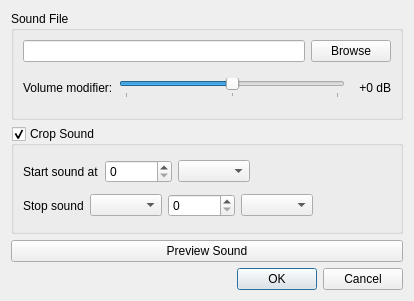
The window that src/soundsettings_qt.ui (MGraefe/RP-Soundboard) describes before a commit, drawn with Qt 5.
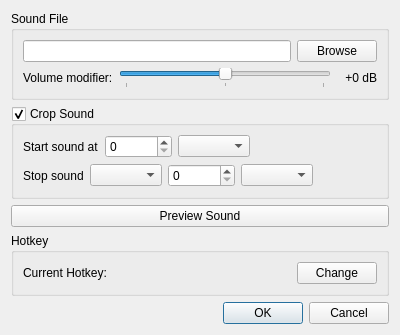
The same window after the commit. Icons and pictures are not drawn.

Commit message: Added hotkey functionality to the advanced window + version 1.2.3.1398

```diff
--- a/src/soundsettings_qt.ui
+++ b/src/soundsettings_qt.ui
@@ -6,8 +6,8 @@
    <rect>
     <x>0</x>
     <y>0</y>
-    <width>414</width>
-    <height>301</height>
+    <width>400</width>
+    <height>321</height>
    </rect>
   </property>
   <property name="windowTitle">
@@ -200,6 +200,42 @@
      </property>
     </widget>
    </item>
+   <item>
+    <widget class="QGroupBox" name="groupBox_hotkey">
+     <property name="title">
+      <string>Hotkey</string>
+     </property>
+     <layout class="QHBoxLayout" name="horizontalLayout_5">
+      <item>
+       <widget class="QLabel" name="hotkeyCurrentLabel">
+        <property name="text">
+         <string>Current Hotkey:</string>
+        </property>
+       </widget>
+      </item>
+      <item>
+       <spacer name="horizontalSpacer_3">
+        <property name="orientation">
+         <enum>Qt::Horizontal</enum>
+        </property>
+        <property name="sizeHint" stdset="0">
+         <size>
+          <width>40</width>
+          <height>20</height>
+         </size>
+        </property>
+       </spacer>
+      </item>
+      <item>
+       <widget class="QPushButton" name="hotkeyChangeButton">
+        <property name="text">
+         <string>Change</string>
+        </property>
+       </widget>
+      </item>
+     </layout>
+    </widget>
+   </item>
    <item>
     <widget class="QDialogButtonBox" name="buttonBox">
      <property name="orientation">
```
The commit also changes 11 other files.
